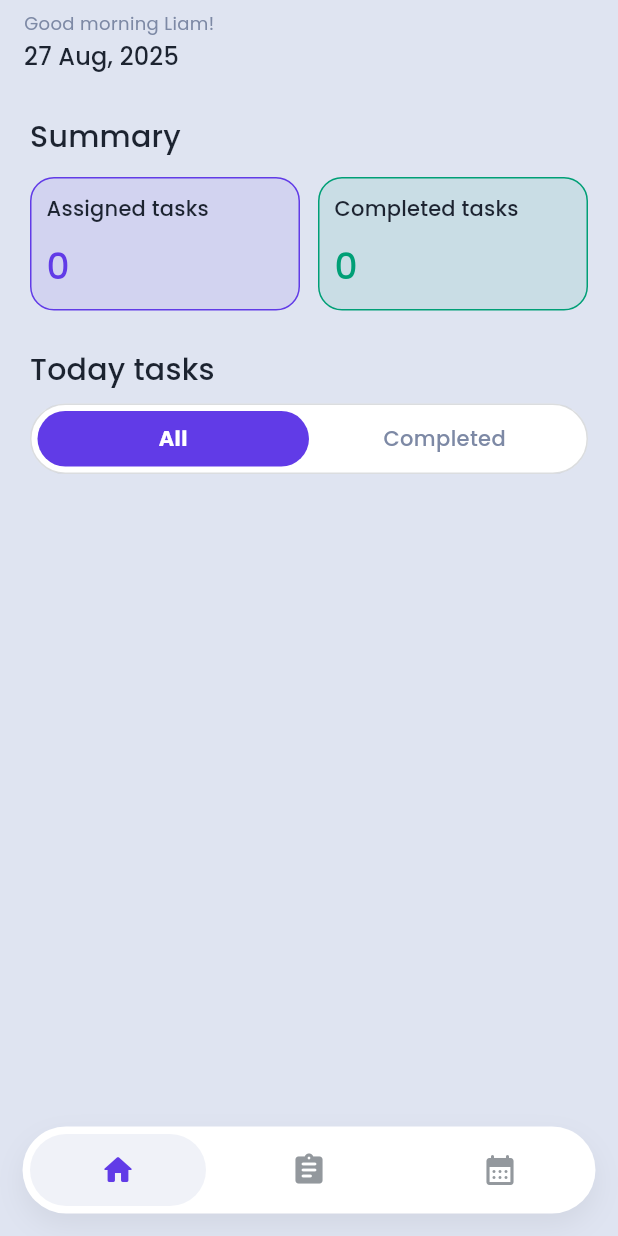
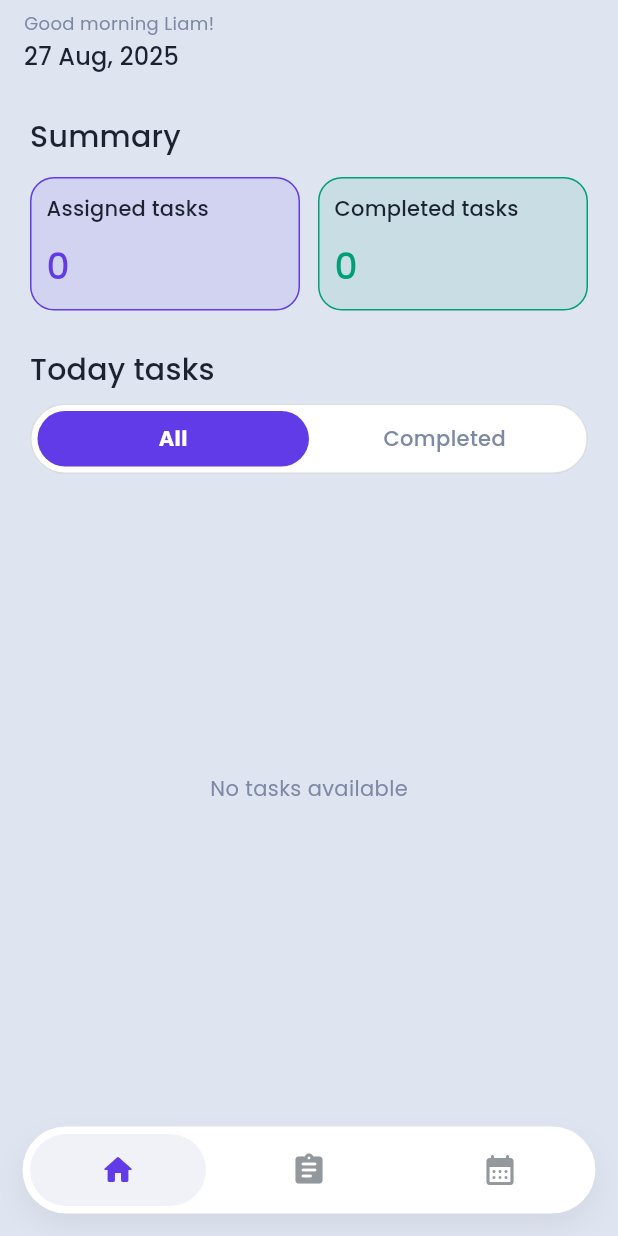
Before and after one commit to Shahidullah191/task_manager, a Flutter app: the screen it shows after launch, on a phone screen of 412 x 824 dp. Run offline on Flutter 3.47's test engine with Material 3 defaults, Android fonts, the phone set to English and light mode, and no system bars; our stand-ins replace flutter_riverpod, fluttertoast, go_router, google_fonts, sqflite; accounts and stored records are empty.

Commit message:
handle empty state

```diff
--- a/lib/features/tasks/views/all_tasks_page.dart
+++ b/lib/features/tasks/views/all_tasks_page.dart
@@ -41,11 +41,13 @@ class AllTasksPage extends ConsumerWidget {
           const DateChipsRow(),
 
           Expanded(
-            child: ListView.separated(
+            child: tasks.isNotEmpty ? ListView.separated(
               padding: const EdgeInsets.only(left: Dimensions.paddingSizeTwenty, right: Dimensions.paddingSizeTwenty, top: Dimensions.paddingSizeTen),
               itemBuilder: (_, i) => TaskCard(task: tasks[i]),
               separatorBuilder: (_, __) => const SizedBox(height: 10),
               itemCount: tasks.length,
+            ) : Center(
+              child: Text("No tasks available", style: Theme.of(context).textTheme.bodyMedium?.copyWith(color: AppColors.textMuted)),
             ),
           ),
         ],
--- a/lib/features/tasks/views/home_page.dart
+++ b/lib/features/tasks/views/home_page.dart
@@ -92,12 +92,18 @@ class _HomePageState extends ConsumerState<HomePage> {
               ),
             ),
           ),
-          SliverPadding(
+
+          tasks.isNotEmpty ? SliverPadding(
             padding: const EdgeInsets.only(left: Dimensions.paddingSizeTwenty, right: Dimensions.paddingSizeTwenty, top: Dimensions.paddingSizeTen),
             sliver: SliverList.separated(
               itemBuilder: (_, i) => TaskCard(task: tab == 0 ? tasks[i] : tasks.where((t) => t.status == 'complete').toList()[i]),
               separatorBuilder: (_, __) => const SizedBox(height: 10),
               itemCount: tab == 0 ? assigned : completed,
+            ),
+          ) : SliverFillRemaining(
+            hasScrollBody: false,
+            child: Center(
+              child: Text("No tasks available", style: Theme.of(context).textTheme.bodyMedium?.copyWith(color: AppColors.textMuted)),
             ),
           ),
           const SliverToBoxAdapter(child: SizedBox(height: 100)),
```
